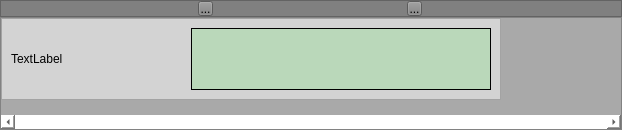
Old version of the form testAnimTimeline/animtimeline.ui in the repository hiergaut/AnimTimeline.
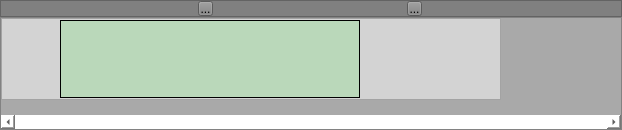
New version of the form. Icons and pictures are not drawn. Custom widgets are drawn as their Qt base class.

```diff
--- a/testAnimTimeline/animtimeline.ui
+++ b/testAnimTimeline/animtimeline.ui
@@ -262,10 +262,59 @@
           <enum>QFrame::Raised</enum>
          </property>
          <layout class="QHBoxLayout" name="horizontalLayout_2">
+          <property name="spacing">
+           <number>0</number>
+          </property>
+          <property name="leftMargin">
+           <number>1</number>
+          </property>
+          <property name="topMargin">
+           <number>1</number>
+          </property>
+          <property name="rightMargin">
+           <number>1</number>
+          </property>
+          <property name="bottomMargin">
+           <number>1</number>
+          </property>
+          <item>
+           <spacer name="horizontalSpacer">
+            <property name="orientation">
+             <enum>Qt::Horizontal</enum>
+            </property>
+            <property name="sizeType">
+             <enum>QSizePolicy::Minimum</enum>
+            </property>
+            <property name="sizeHint" stdset="0">
+             <size>
+              <width>50</width>
+              <height>20</height>
+             </size>
+            </property>
+           </spacer>
+          </item>
           <item>
            <widget class="QLabel" name="label_leftSlider">
+            <property name="sizePolicy">
+             <sizepolicy hsizetype="Fixed" vsizetype="Fixed">
+              <horstretch>0</horstretch>
+              <verstretch>0</verstretch>
+             </sizepolicy>
+            </property>
+            <property name="minimumSize">
+             <size>
+              <width>0</width>
+              <height>50</height>
+             </size>
+            </property>
+            <property name="cursor">
+             <cursorShape>SizeHorCursor</cursorShape>
+            </property>
             <property name="text">
-             <string>TextLabel</string>
+             <string/>
+            </property>
+            <property name="pixmap">
+             <pixmap resource="timeline.qrc">:/images/images/leftSlider.png</pixmap>
             </property>
            </widget>
           </item>
@@ -294,6 +343,47 @@
             </property>
            </widget>
           </item>
+          <item>
+           <widget class="QLabel" name="label_rightSlider">
+            <property name="sizePolicy">
+             <sizepolicy hsizetype="Fixed" vsizetype="Fixed">
+              <horstretch>0</horstretch>
+              <verstretch>0</verstretch>
+             </sizepolicy>
+            </property>
+            <property name="minimumSize">
+             <size>
+              <width>0</width>
+              <height>50</height>
+             </size>
+            </property>
+            <property name="cursor">
+             <cursorShape>SizeHorCursor</cursorShape>
+            </property>
+            <property name="text">
+             <string/>
+            </property>
+            <property name="pixmap">
+             <pixmap resource="timeline.qrc">:/images/images/rightSlider.png</pixmap>
+            </property>
+           </widget>
+          </item>
+          <item>
+           <spacer name="horizontalSpacer_2">
+            <property name="orientation">
+             <enum>Qt::Horizontal</enum>
+            </property>
+            <property name="sizeType">
+             <enum>QSizePolicy::Expanding</enum>
+            </property>
+            <property name="sizeHint" stdset="0">
+             <size>
+              <width>40</width>
+              <height>20</height>
+             </size>
+            </property>
+           </spacer>
+          </item>
          </layout>
         </widget>
        </item>
```
Left out of the diff: 10 changed lines with no effect on the pictures.
